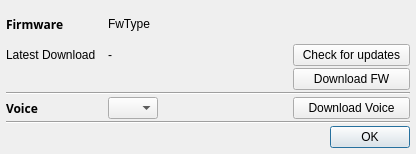
The window that companion/src/fwpreferencesdialog.ui (opentx/opentx) describes before a commit, drawn with Qt 5.
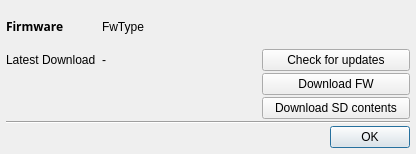
The same window after the commit.

Commit message: [companion] Replace voice download by SD download, new URL for 2.2 (sd-22.open-tx.org, needs to be created)

Patch:
```diff
--- a/companion/src/fwpreferencesdialog.ui
+++ b/companion/src/fwpreferencesdialog.ui
@@ -26,13 +26,22 @@
    <string>Downloads</string>
   </property>
   <layout class="QGridLayout" name="gridLayout">
+   <property name="leftMargin">
+    <number>6</number>
+   </property>
+   <property name="topMargin">
+    <number>6</number>
+   </property>
+   <property name="rightMargin">
+    <number>6</number>
+   </property>
+   <property name="bottomMargin">
+    <number>6</number>
+   </property>
    <property name="verticalSpacing">
     <number>2</number>
    </property>
-   <property name="margin">
-    <number>6</number>
-   </property>
-   <item row="24" column="5">
+   <item row="23" column="3">
     <widget class="QDialogButtonBox" name="buttonBox">
      <property name="orientation">
       <enum>Qt::Horizontal</enum>
@@ -42,7 +51,7 @@
      </property>
     </widget>
    </item>
-   <item row="3" column="5">
+   <item row="3" column="3">
     <widget class="QPushButton" name="checkFWUpdates">
      <property name="minimumSize">
       <size>
@@ -55,75 +64,6 @@
      </property>
     </widget>
    </item>
-   <item row="7" column="0">
-    <widget class="QLabel" name="voiceLabel">
-     <property name="font">
-      <font>
-       <family>Sans Serif</family>
-       <weight>75</weight>
-       <bold>true</bold>
-      </font>
-     </property>
-     <property name="text">
-      <string>Voice</string>
-     </property>
-    </widget>
-   </item>
-   <item row="7" column="2">
-    <widget class="QComboBox" name="voiceCombo">
-     <property name="maximumSize">
-      <size>
-       <width>50</width>
-       <height>16777215</height>
-      </size>
-     </property>
-     <property name="toolTip">
-      <string>Set voice language.
-May be different from firmware language</string>
-     </property>
-    </widget>
-   </item>
-   <item row="7" column="5">
-    <widget class="QPushButton" name="voice_dnld">
-     <property name="text">
-      <string>Download Voice</string>
-     </property>
-    </widget>
-   </item>
-   <item row="5" column="5">
-    <widget class="QPushButton" name="fw_dnld">
-     <property name="text">
-      <string>Download FW</string>
-     </property>
-    </widget>
-   </item>
-   <item row="7" column="3">
-    <spacer name="horizontalSpacer_2">
-     <property name="orientation">
-      <enum>Qt::Horizontal</enum>
-     </property>
-     <property name="sizeHint" stdset="0">
-      <size>
-       <width>40</width>
-       <height>20</height>
-      </size>
-     </property>
-    </spacer>
-   </item>
-   <item row="6" column="0" colspan="6">
-    <widget class="Line" name="voiceLine">
-     <property name="orientation">
-      <enum>Qt::Horizontal</enum>
-     </property>
-    </widget>
-   </item>
-   <item row="23" column="0" colspan="6">
-    <widget class="Line" name="line_6">
-     <property name="orientation">
-      <enum>Qt::Horizontal</enum>
-     </property>
-    </widget>
-   </item>
    <item row="0" column="0">
     <widget class="QLabel" name="label_6">
      <property name="sizePolicy">
@@ -147,20 +87,28 @@
      </property>
     </widget>
    </item>
-   <item row="0" column="2" colspan="4">
-    <widget class="QLabel" name="fwTypeLbl">
-     <property name="sizePolicy">
-      <sizepolicy hsizetype="Expanding" vsizetype="Preferred">
-       <horstretch>0</horstretch>
-       <verstretch>0</verstretch>
-      </sizepolicy>
+   <item row="5" column="3">
+    <widget class="QPushButton" name="fw_dnld">
+     <property name="text">
+      <string>Download FW</string>
      </property>
+    </widget>
+   </item>
+   <item row="22" column="0" colspan="4">
+    <widget class="Line" name="line_6">
+     <property name="orientation">
+      <enum>Qt::Horizontal</enum>
+     </property>
+    </widget>
+   </item>
+   <item row="6" column="3">
+    <widget class="QPushButton" name="sd_dnld">
      <property name="text">
-      <string notr="true">FwType</string>
+      <string>Download SD contents</string>
      </property>
     </widget>
    </item>
-   <item row="3" column="2" colspan="2">
+   <item row="3" column="1" colspan="2">
     <widget class="QLabel" name="lastRevisionLbl">
      <property name="text">
       <string notr="true">-</string>
@@ -174,6 +122,32 @@
      </property>
     </widget>
    </item>
+   <item row="0" column="1" colspan="3">
+    <widget class="QLabel" name="fwTypeLbl">
+     <property name="sizePolicy">
+      <sizepolicy hsizetype="Expanding" vsizetype="Preferred">
+       <horstretch>0</horstretch>
+       <verstretch>0</verstretch>
+      </sizepolicy>
+     </property>
+     <property name="text">
+      <string notr="true">FwType</string>
+     </property>
+    </widget>
+   </item>
+   <item row="6" column="2">
+    <spacer name="horizontalSpacer_2">
+     <property name="orientation">
+      <enum>Qt::Horizontal</enum>
+     </property>
+     <property name="sizeHint" stdset="0">
+      <size>
+       <width>40</width>
+       <height>20</height>
+      </size>
+     </property>
+    </spacer>
+   </item>
   </layout>
  </widget>
  <tabstops>
```
Left out of the diff: 3 changed lines with no effect on the pictures. The commit also changes 2 other files.
